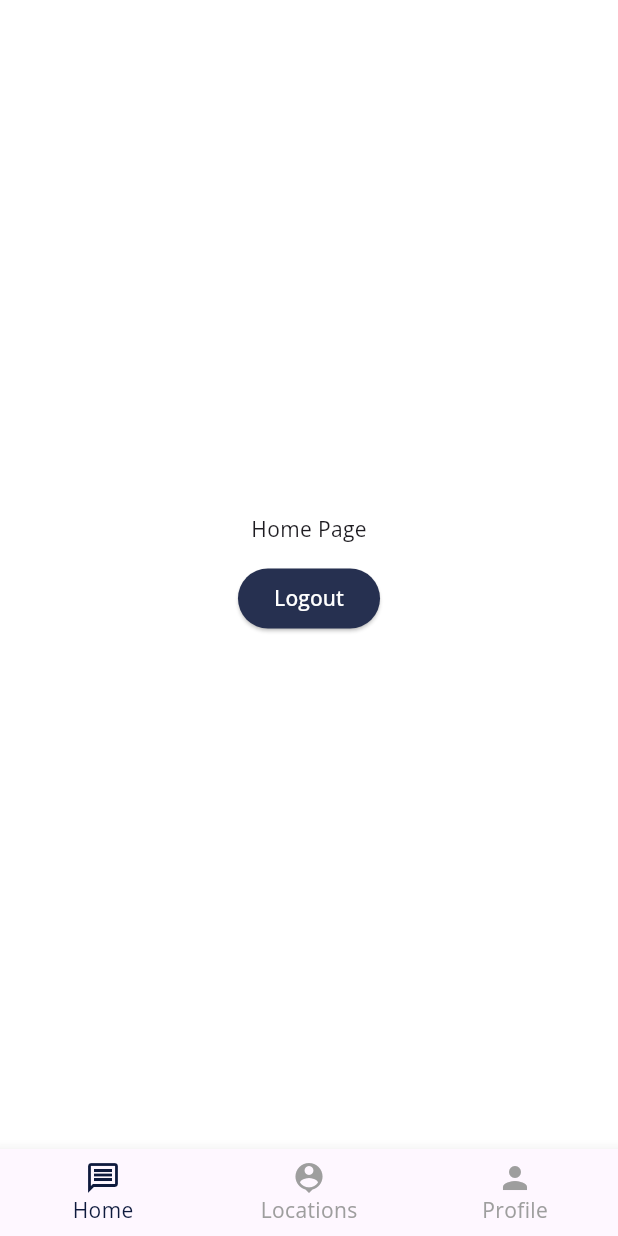
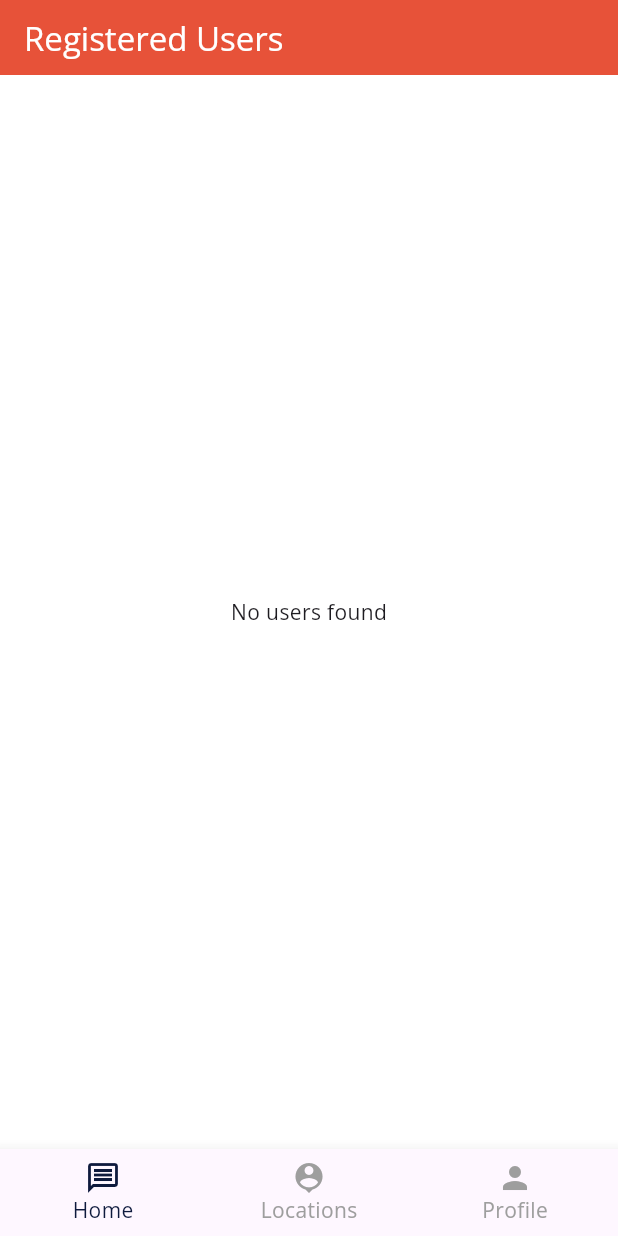
Before and after one commit to JoinCODED/chat-app, a Flutter app: the HomePage screen opened by its route, on a phone screen of 412 x 824 dp. Run offline on Flutter 3.47's test engine with Material 3 defaults, Android fonts, the phone set to English and light mode, and no system bars; our stand-ins replace cloud_firestore, firebase_auth, firebase_core, flutter_riverpod, go_router, google_fonts and 1 more; accounts and stored records are empty; generated files the repository leaves out were written again.

Commit message:
fetched users from firebase

```diff
--- a/chater/lib/app/config/router/routes.dart
+++ b/chater/lib/app/config/router/routes.dart
@@ -1,5 +1,5 @@
 import 'package:chater/app/config/router/named_routes.dart';
-import 'package:chater/app/modules/home/views/home_screen.dart';
+import 'package:chater/app/modules/chats/views/chats_screen.dart';
 import 'package:chater/app/modules/auth/views/register_screen.dart';
 import 'package:chater/app/modules/auth/views/splash_screen.dart';
 import 'package:chater/app/modules/locations/views/locations.dart';
--- /dev/null
+++ b/chater/lib/app/modules/chats/domain/models/user_model.dart
@@ -0,0 +1,71 @@
+class User {
+  final String id;
+  final String username;
+  final String email;
+
+  User({
+    required this.id,
+    required this.username,
+    required this.email,
+  });
+
+  factory User.fromJson(Map<String, dynamic> json) {
+    return User(
+      id: json['id'] ?? '',
+      username: json['username'] ?? '',
+      email: json['email'] ?? '',
+    );
+  }
+
+  Map<String, dynamic> toJson() {
+    return {
+      'id': id,
+      'username': username,
+      'email': email,
+    };
+  }
+
+  User copyWith({
+    String? id,
+    String? name,
+    String? email,
+  }) {
+    return User(
+      id: id ?? this.id,
+      username: name ?? this.username,
+      email: email ?? this.email,
+    );
+  }
+
+  Map<String, dynamic> toMap() {
+    return {
+      'id': id,
+      'username': username,
+      'email': email,
+    };
+  }
+
+  factory User.fromMap(Map<String, dynamic> map) {
+    return User(
+      id: map['id'] ?? '',
+      username: map['username'] ?? '',
+      email: map['email'] ?? '',
+    );
+  }
+
+  @override
+  String toString() => 'User(id: $id, username: $username, email: $email)';
+
+  @override
+  bool operator ==(Object other) {
+    if (identical(this, other)) return true;
+
+    return other is User &&
+        other.id == id &&
+        other.username == username &&
+        other.email == email;
+  }
+
+  @override
+  int get hashCode => id.hashCode ^ username.hashCode ^ email.hashCode;
+}
--- /dev/null
+++ b/chater/lib/app/modules/chats/views/chats_screen.dart
@@ -0,0 +1,68 @@
+import 'package:chater/app/modules/chats/domain/models/user_model.dart';
+import 'package:chater/app/modules/chats/domain/providers/providers.dart';
+import 'package:chater/app/modules/shared/auth_appbar.dart';
+import 'package:flutter/material.dart';
+import 'package:flutter_riverpod/flutter_riverpod.dart';
+
+class HomePage extends ConsumerWidget {
+  const HomePage({super.key});
+
+  @override
+  Widget build(BuildContext context, WidgetRef ref) {
+    final chatsRepo = ref.watch(chatsRepositoryProvider);
+    return Scaffold(
+      appBar: const MyAppbar(appBarTitle: Text("Registered Users")),
+      body: FutureBuilder<List<User>>(
+        future: chatsRepo.fetchRegisteredUsers(),
+        builder: (context, snapshot) {
+          if (snapshot.connectionState == ConnectionState.waiting) {
+            return const Center(child: CircularProgressIndicator());
+          } else if (snapshot.hasError) {
+            return const Center(child: Text('Error fetching users'));
+          } else if (!snapshot.hasData || snapshot.data!.isEmpty) {
+            return const Center(child: Text('No users found'));
+          } else {
+            return ListView.builder(
+              itemCount: snapshot.data!.length,
+              itemBuilder: (context, index) {
+                final user = snapshot.data![index];
+                return Card(
+                  child: ListTile(
+                    title: Text(user.username),
+                    subtitle: Text(user.email),
+                    // Other user details or actions
+                  ),
+                );
+              },
+            );
+          }
+        },
+      ),
+    );
+  }
+}
+
+
+/*
+Consumer(builder: (context, ref, child) {
+              final authProvider = ref.read(authControllerProvider.notifier);
+              final authState = ref.watch(authControllerProvider);
+              return ElevatedButton(
+                onPressed: () {
+                  authProvider.signOut().then((result) {
+                    if (result == true) {
+                      context.goNamed(MyNamedRoutes.register);
+                    }
+                  });
+                },
+                child: authState.isLoading
+                    ? const Padding(
+                        padding: EdgeInsets.all(4),
+                        child: CircularProgressIndicator(
+                          color: MyColors.primary_500,
+                        ),
+                      )
+                    : const Text("Logout"),
+              );
+            }),
+*/
--- a/chater/lib/app/modules/home/views/home_screen.dart
+++ /dev/null
@@ -1,48 +0,0 @@
-import 'package:chater/app/config/router/named_routes.dart';
-import 'package:chater/app/core/constants/my_colors.dart';
-import 'package:chater/app/modules/auth/domain/providers/auth_providers.dart';
-import 'package:flutter/material.dart';
-import 'package:flutter_riverpod/flutter_riverpod.dart';
-import 'package:go_router/go_router.dart';
-
-class HomePage extends StatelessWidget {
-  const HomePage({super.key});
-
-  @override
-  Widget build(BuildContext context) {
-    return Scaffold(
-      body: Center(
-        child: Column(
-          mainAxisAlignment: MainAxisAlignment.center,
-          children: [
-            const Text("Home Page"),
-            const SizedBox(
-              height: 12,
-            ),
-            Consumer(builder: (context, ref, child) {
-              final authProvider = ref.read(authControllerProvider.notifier);
-              final authState = ref.watch(authControllerProvider);
-              return ElevatedButton(
-                onPressed: () {
-                  authProvider.signOut().then((result) {
-                    if (result == true) {
-                      context.goNamed(MyNamedRoutes.register);
-                    }
-                  });
-                },
-                child: authState.isLoading
-                    ? const Padding(
-                        padding: EdgeInsets.all(4),
-                        child: CircularProgressIndicator(
-                          color: MyColors.primary_500,
-                        ),
-                      )
-                    : const Text("Logout"),
-              );
-            }),
-          ],
-        ),
-      ),
-    );
-  }
-}
```
Also changed, not shown: chater/lib/app/modules/chats/domain/providers/providers.dart (added, +22 -0 lines), chater/lib/app/modules/chats/domain/repo/chats_repo.dart (added, +21 -0 lines).
